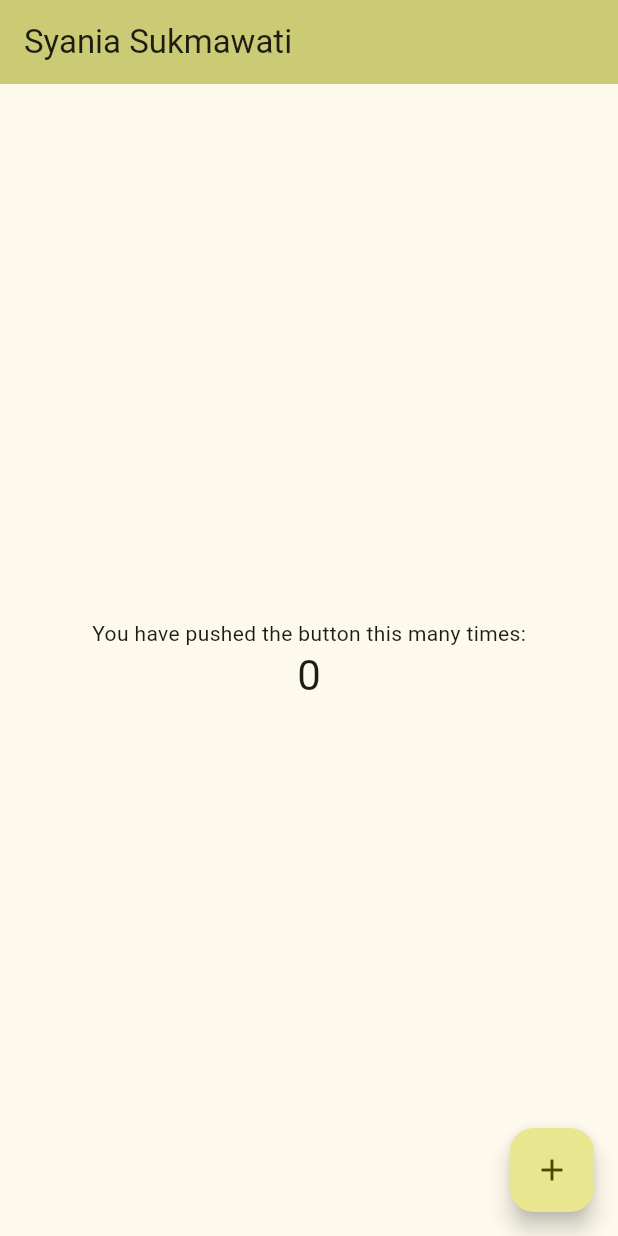
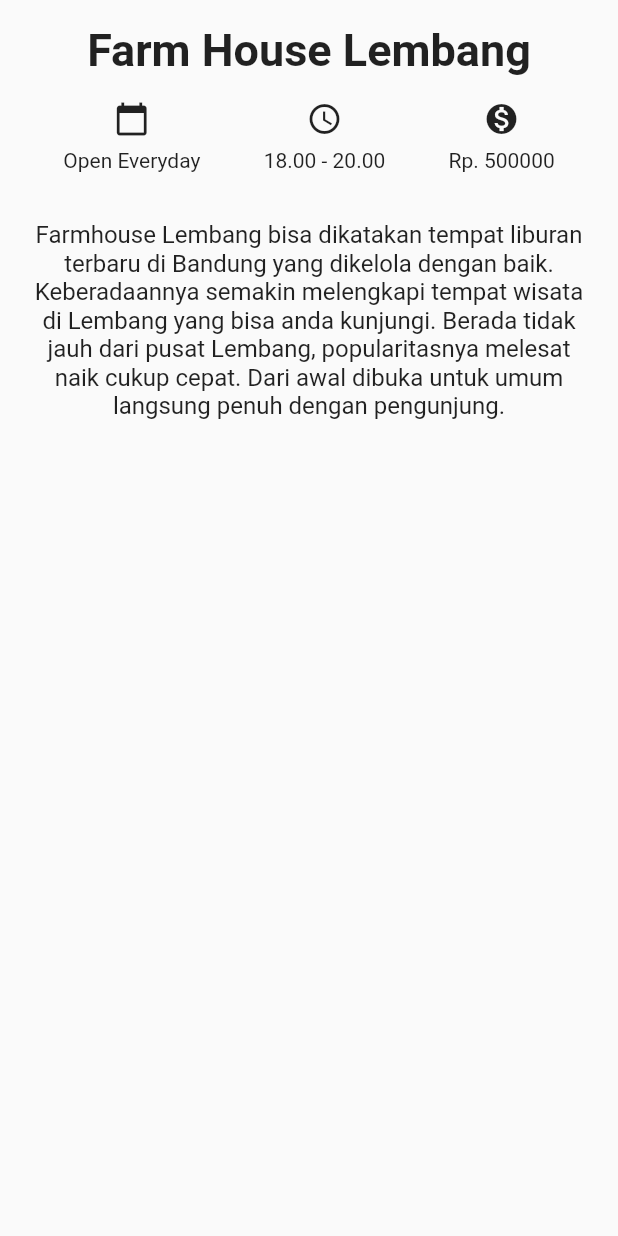
Before and after one commit to syaniaaa/praktikum_mobile, a Flutter app: the screen it shows after launch, on a phone screen of 412 x 824 dp. Run offline on Flutter 3.47's test engine with Material 2 defaults, Android fonts, the phone set to English and light mode, and no system bars.

Commit message:
pertemuan 4

```diff
--- a/lib/main.dart
+++ b/lib/main.dart
@@ -12,114 +12,102 @@ class MyApp extends StatelessWidget {
   Widget build(BuildContext context) {
     return MaterialApp(
       title: 'Flutter Demo',
-      theme: ThemeData(
-        // This is the theme of your application.
-        //
-        // TRY THIS: Try running your application with "flutter run". You'll see
-        // the application has a blue toolbar. Then, without quitting the app,
-        // try changing the seedColor in the colorScheme below to Colors.green
-        // and then invoke "hot reload" (save your changes or press the "hot
-        // reload" button in a Flutter-supported IDE, or press "r" if you used
-        // the command line to start the app).
-        //
-        // Notice that the counter didn't reset back to zero; the application
-        // state is not lost during the reload. To reset the state, use hot
-        // restart instead.
-        //
-        // This works for code too, not just values: Most code changes can be
-        // tested with just a hot reload.
-        colorScheme: ColorScheme.fromSeed(seedColor: Colors.yellowAccent),
-        useMaterial3: true,
-      ),
-      home: const MyHomePage(title: 'Syania Sukmawati'),
+      theme: ThemeData(),
+      home: const DetailScreen(),
     );
   }
 }
 
-class MyHomePage extends StatefulWidget {
-  const MyHomePage({super.key, required this.title});
-
-  // This widget is the home page of your application. It is stateful, meaning
-  // that it has a State object (defined below) that contains fields that affect
-  // how it looks.
-
-  // This class is the configuration for the state. It holds the values (in this
-  // case the title) provided by the parent (in this case the App widget) and
-  // used by the build method of the State. Fields in a Widget subclass are
-  // always marked "final".
-
-  final String title;
-
-  @override
-  State<MyHomePage> createState() => _MyHomePageState();
-}
-
-class _MyHomePageState extends State<MyHomePage> {
-  int _counter = 0;
-
-  void _incrementCounter() {
-    setState(() {
-      // This call to setState tells the Flutter framework that something has
-      // changed in this State, which causes it to rerun the build method below
-      // so that the display can reflect the updated values. If we changed
-      // _counter without calling setState(), then the build method would not be
-      // called again, and so nothing would appear to happen.
-      _counter++;
-    });
-  }
+class DetailScreen extends StatelessWidget {
+  const DetailScreen({Key? key}) : super(key: key);
 
   @override
   Widget build(BuildContext context) {
-    // This method is rerun every time setState is called, for instance as done
-    // by the _incrementCounter method above.
-    //
-    // The Flutter framework has been optimized to make rerunning build methods
-    // fast, so that you can just rebuild anything that needs updating rather
-    // than having to individually change instances of widgets.
     return Scaffold(
-      appBar: AppBar(
-        // TRY THIS: Try changing the color here to a specific color (to
-        // Colors.amber, perhaps?) and trigger a hot reload to see the AppBar
-        // change color while the other colors stay the same.
-        backgroundColor: Theme.of(context).colorScheme.inversePrimary,
-        // Here we take the value from the MyHomePage object that was created by
-        // the App.build method, and use it to set our appbar title.
-        title: Text(widget.title),
-      ),
-      body: Center(
-        // Center is a layout widget. It takes a single child and positions it
-        // in the middle of the parent.
+      body: SafeArea(
         child: Column(
-          // Column is also a layout widget. It takes a list of children and
-          // arranges them vertically. By default, it sizes itself to fit its
-          // children horizontally, and tries to be as tall as its parent.
-          //
-          // Column has various properties to control how it sizes itself and
-          // how it positions its children. Here we use mainAxisAlignment to
-          // center the children vertically; the main axis here is the vertical
-          // axis because Columns are vertical (the cross axis would be
-          // horizontal).
-          //
-          // TRY THIS: Invoke "debug painting" (choose the "Toggle Debug Paint"
-          // action in the IDE, or press "p" in the console), to see the
-          // wireframe for each widget.
-          mainAxisAlignment: MainAxisAlignment.center,
+          crossAxisAlignment: CrossAxisAlignment.stretch,
           children: <Widget>[
-            const Text(
-              'You have pushed the button this many times:',
+            Container(
+              margin: const EdgeInsetsDirectional.only(
+                top: 16.0
+              ),
+              child: const Text(
+                'Farm House Lembang',
+                textAlign: TextAlign.center,
+                style: TextStyle(
+                  fontSize: 30,
+                  fontWeight: FontWeight.bold
+                ),
+              ),
             ),
-            Text(
-              '$_counter',
-              style: Theme.of(context).textTheme.headlineMedium,
+
+            Container(
+              margin: const EdgeInsetsDirectional.symmetric(
+                vertical: 16.0
+              ),
+              child: const Row(
+                mainAxisAlignment: MainAxisAlignment.spaceEvenly,
+                children: <Widget>[
+                  Column(
+                    children: <Widget>[
+                      Icon(
+                        Icons.calendar_today,
+                      ),
+                      SizedBox(
+                        height: 8.0,
+                      ),
+                      Text(
+                        'Open Everyday'
+                      ),
+                    ],
+                  ),
+
+                  Column(
+                    children: <Widget>[
+                      Icon(
+                        Icons.access_time,
+                      ),
+                      SizedBox(
+                        height: 8.0,
+                      ),
+                      Text(
+                        '18.00 - 20.00'
+                      ),
+                    ],
+                  ),
+
+                  Column(
+                    children: <Widget>[
+                      Icon(
+                        Icons.monetization_on,
+                      ),
+                      SizedBox(
+                        height: 8.0,
+                      ),
+                      Text(
+                        'Rp. 500000'
+                      ),
+                    ],
+                  ),
+                ],
+              ),
+            ),
+            Container(
+              padding: const EdgeInsets.all(
+                16.0
+              ),
+              child: const Text(
+                'Farmhouse Lembang bisa dikatakan tempat liburan terbaru di Bandung yang dikelola dengan baik. Keberadaannya semakin melengkapi tempat wisata di Lembang yang bisa anda kunjungi. Berada tidak jauh dari pusat Lembang, popularitasnya melesat naik cukup cepat. Dari awal dibuka untuk umum langsung penuh dengan pengunjung.',
+                textAlign: TextAlign.center,
+                style: TextStyle(
+                  fontSize: 16.0
+                ),
+              ),
             ),
           ],
         ),
       ),
-      floatingActionButton: FloatingActionButton(
-        onPressed: _incrementCounter,
-        tooltip: 'Increment',
-        child: const Icon(Icons.add),
-      ), // This trailing comma makes auto-formatting nicer for build methods.
     );
   }
 }
```
